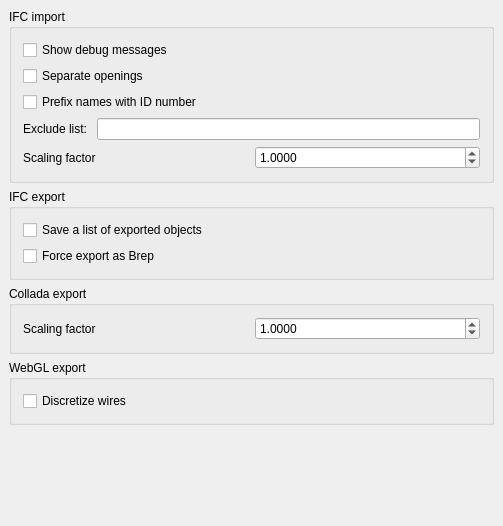
Old version of the form src/Mod/Arch/Resources/ui/archprefs-import.ui in the repository berndhahnebach/All_FreeCAD.
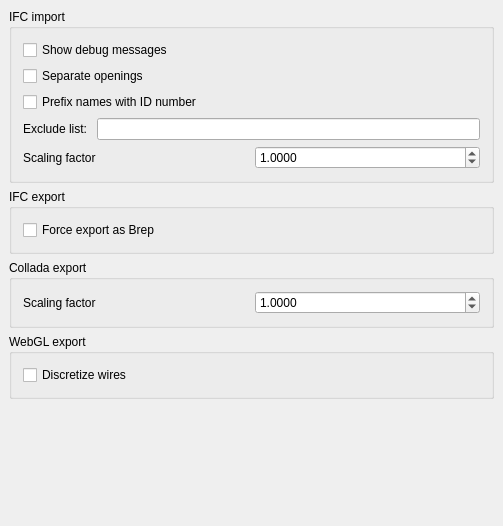
New version of the form. Custom widgets are drawn as their Qt base class.

```diff
--- a/src/Mod/Arch/Resources/ui/archprefs-import.ui
+++ b/src/Mod/Arch/Resources/ui/archprefs-import.ui
@@ -161,26 +161,6 @@
       <string>IFC export</string>
      </property>
      <layout class="QVBoxLayout" name="verticalLayout_2">
-      <item>
-       <layout class="QHBoxLayout" name="horizontalLayout_4">
-        <item>
-         <widget class="Gui::PrefCheckBox" name="gui::prefcheckbox_3">
-          <property name="toolTip">
-           <string>If this is checked, a text file will be exported together with the ifc file, containing the list of exported objects, for verification purposes.</string>
-          </property>
-          <property name="text">
-           <string>Save a list of exported objects</string>
-          </property>
-          <property name="prefEntry" stdset="0">
-           <cstring>IfcExportList</cstring>
-          </property>
-          <property name="prefPath" stdset="0">
-           <cstring>Mod/Arch</cstring>
-          </property>
-         </widget>
-        </item>
-       </layout>
-      </item>
       <item>
        <layout class="QHBoxLayout" name="horizontalLayout_6">
         <item>
```
